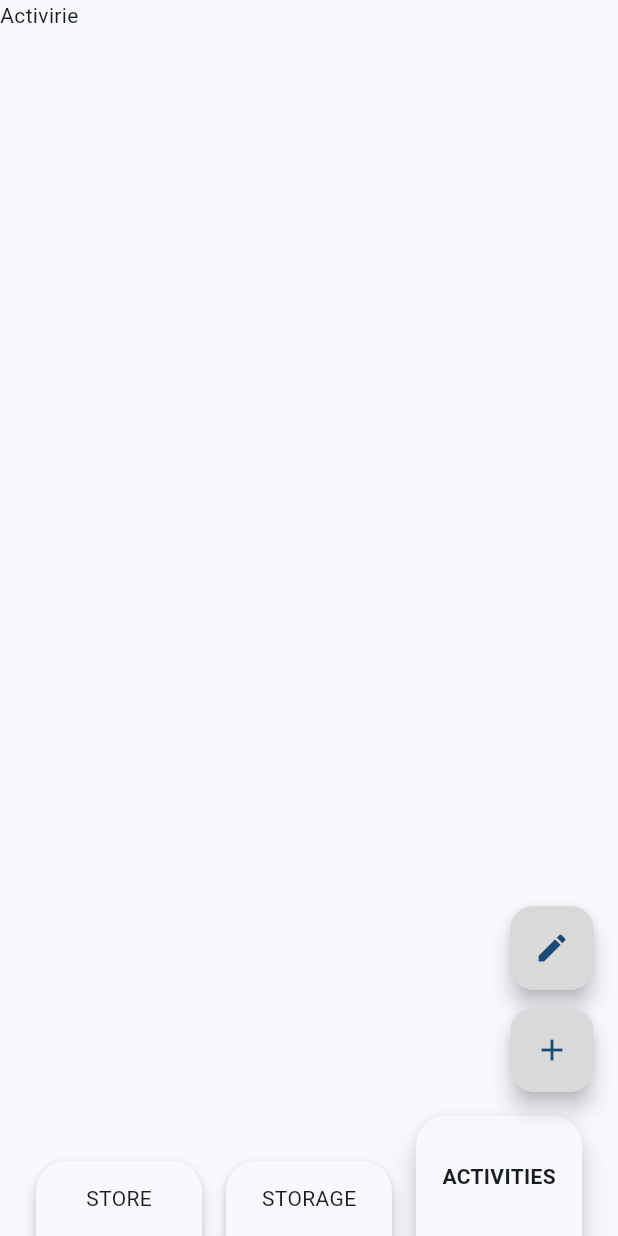
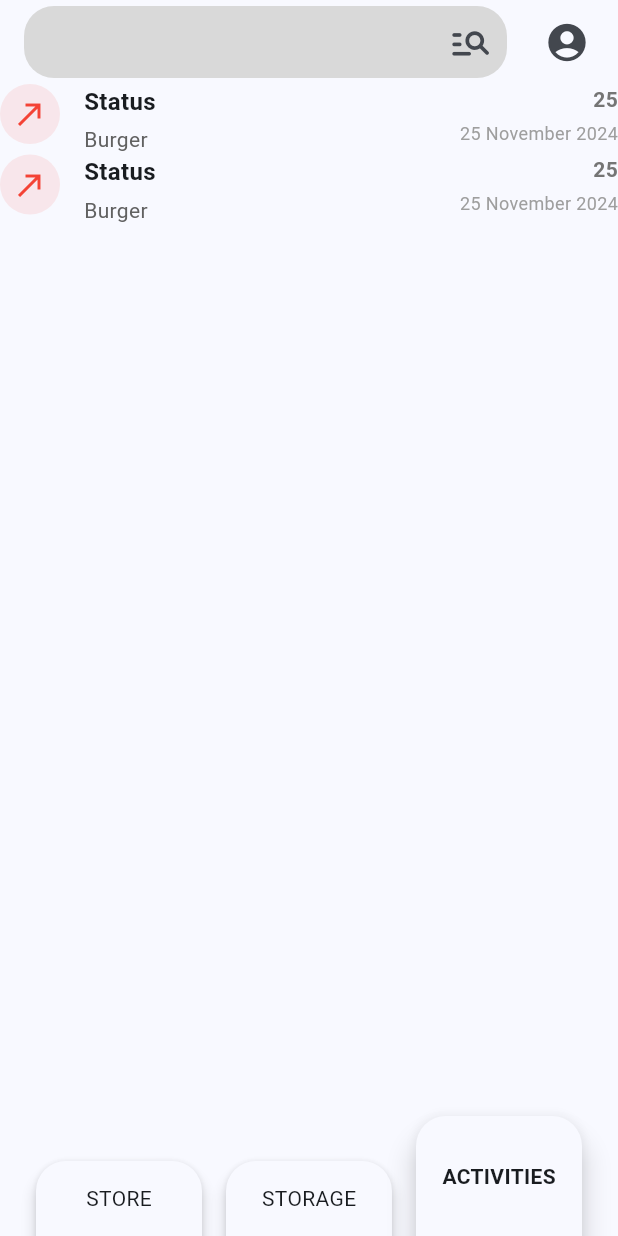
Before and after one commit to irdacin/koda, a Flutter app: the MainPage screen opened directly, item 3 of the bottom bar chosen, on a phone screen of 412 x 824 dp. Run offline on Flutter 3.47's test engine with Material 3 defaults, Android fonts, the phone set to English and light mode, and no system bars; our stand-ins replace dropdown_search, firebase_auth, firebase_core, shared_preferences, sidebarx, sqflite; accounts and stored records are empty.

Commit message:
Added store, storage and activities page

```diff
--- /dev/null
+++ b/lib/pages/activities/activities_page.dart
@@ -0,0 +1,72 @@
+import 'package:flutter/material.dart';
+
+class ActivitiesPage extends StatelessWidget {
+  const ActivitiesPage({super.key});
+
+  @override
+  Widget build(BuildContext context) {
+    return Scaffold(
+      body: Container(
+        child: ListView.builder(
+          itemCount: 2,
+          itemBuilder: (context, index) {
+            return Row(
+              crossAxisAlignment: CrossAxisAlignment.start,
+              children: [
+                CircleAvatar(
+                  backgroundColor: Colors.red.withOpacity(0.1),
+                  child: Icon(Icons.north_east, color: Colors.red),
+                ),
+                SizedBox(width: 16.0),
+                Expanded(
+                  child: Column(
+                    crossAxisAlignment: CrossAxisAlignment.start,
+                    children: [
+                      Text(
+                        "Status",
+                        style: TextStyle(
+                          fontSize: 16,
+                          fontWeight: FontWeight.bold,
+                        ),
+                      ),
+                      SizedBox(height: 4.0),
+                      Text(
+                        "Burger",
+                        style: TextStyle(
+                          fontSize: 14,
+                          color: Colors.grey[700],
+                        ),
+                      ),
+                    ],
+                  ),
+                ),
+
+                Column(
+                  crossAxisAlignment: CrossAxisAlignment.end,
+                  children: [
+                    Text(
+                      "25",
+                      style: TextStyle(
+                        fontSize: 14,
+                        color: Colors.grey[600],
+                        fontWeight: FontWeight.bold,
+                      ),
+                    ),
+                    SizedBox(height: 4.0),
+                    Text(
+                      "25 November 2024",
+                      style: TextStyle(
+                        fontSize: 12,
+                        color: Colors.grey[500],
+                      ),
+                    ),
+                  ],
+                ),
+              ],
+            );
+          },
+        ),
+      ),
+    );
+  }
+}
--- a/lib/pages/home/activities_page.dart
+++ /dev/null
@@ -1,14 +0,0 @@
-import 'package:flutter/material.dart';
-
-class ActivitiesPage extends StatelessWidget {
-  const ActivitiesPage({super.key});
-
-  @override
-  Widget build(BuildContext context) {
-    return Scaffold(
-      body: Container(
-        child: Text("Activirie"),
-      ),
-    );
-  }
-}
--- a/lib/pages/intro/main_page.dart
+++ b/lib/pages/intro/main_page.dart
@@ -1,9 +1,9 @@
 import 'package:flutter/material.dart';
 import 'package:koda/components/bottom_nav_bar.dart';
 import 'package:koda/helpers/constant.dart';
-import 'package:koda/pages/home/activities_page.dart';
-import 'package:koda/pages/home/storage_page.dart';
-import 'package:koda/pages/home/store_page.dart';
+import 'package:koda/pages/activities/activities_page.dart';
+import 'package:koda/pages/storage/storage_page.dart';
+import 'package:koda/pages/store/store_page.dart';
 import 'package:koda/pages/home/widget/side_bar.dart';
 import 'package:shared_preferences/shared_preferences.dart';
 
@@ -15,6 +15,7 @@ class MainPage extends StatefulWidget {
 }
 
 class _MainPageState extends State<MainPage> {
+  TextEditingController searchController = TextEditingController();
   bool showSideBar = true;
   bool showSideBarInRight = true;
   int index = 0;
@@ -42,46 +43,67 @@ class _MainPageState extends State<MainPage> {
   @override
   Widget build(BuildContext context) {
     return Scaffold(
+      appBar: AppBar(
+        title: TextField(
+          onChanged: (value) {
+            setState(() {});
+          },
+          controller: searchController,
+          decoration: InputDecoration(
+            border: OutlineInputBorder(
+              borderSide: BorderSide.none,
+              borderRadius: BorderRadius.circular(20),
+            ),
+            suffixIcon: searchController.text.isNotEmpty
+                ? IconButton(
+                    onPressed: () {
+                      searchController.clear();
+                    },
+                    icon: const Icon(Icons.cancel_outlined),
+                  )
+                : Icon(
+                    Icons.manage_search_rounded,
+                    size: 30,
+                  ),
+            filled: true,
+            fillColor: Color(0xffd9d9d9),
+            contentPadding:
+                const EdgeInsets.symmetric(horizontal: 20, vertical: 10),
+          ),
+        ),
+        actions: [
+          IconButton(
+            onPressed: () {},
+            icon: Icon(
+              Icons.account_circle_rounded,
+              size: 30,
+            ),
+          ),
+          SizedBox(width: 10),
+        ],
+      ),
       body: pages[index],
       bottomNavigationBar: BottomNavBar(
         currentIndex: index,
         items: const [
           BottomNavigationBarItem(
             icon: Icon(Icons.store),
-            label: "STORE"
+            label: "STORE",
           ),
           BottomNavigationBarItem(
             icon: Icon(Icons.storage),
-            label: "STORAGE"
+            label: "STORAGE",
           ),
           BottomNavigationBarItem(
             icon: Icon(Icons.local_activity_outlined),
-            label: "ACTIVITIES"
+            label: "ACTIVITIES",
           ),
         ],
         onTap: (value) {
           setState(() {
             index = value;
           });
-        }
-      ),
-      floatingActionButton: Column(
-        mainAxisSize: MainAxisSize.min,
-        children: [
-          FloatingActionButton(
-            backgroundColor: const Color(0xffd9d9d9),
-            onPressed: () {},
-            heroTag: null,
-            child: const Icon(Icons.edit),
-          ),
-          const SizedBox(height: 12),
-          FloatingActionButton(
-            backgroundColor: const Color(0xffd9d9d9),
-            heroTag: null,
-            onPressed: () {},
-            child: const Icon(Icons.add),
-          ),
-        ],
+        },
       ),
     );
   }
--- a/pubspec.yaml
+++ b/pubspec.yaml
@@ -41,6 +41,7 @@ dependencies:
   shared_preferences:
   firebase_core:
   firebase_auth:
+  dropdown_search:
 
 dev_dependencies:
   flutter_test:
```
Also changed, not shown: lib/pages/home/storage_page.dart (deleted, +0 -12 lines), lib/pages/home/store_page.dart (deleted, +0 -14 lines), lib/pages/storage/add_item_storage_page.dart (added, +226 -0 lines), lib/pages/storage/storage_page.dart (added, +78 -0 lines), lib/pages/store/add_item_store_page.dart (added, +163 -0 lines), lib/pages/store/store_page.dart (added, +58 -0 lines), pubspec.lock.
